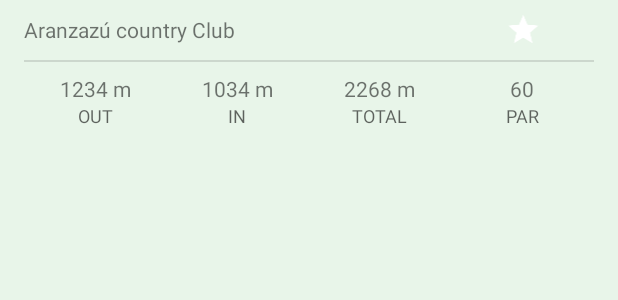
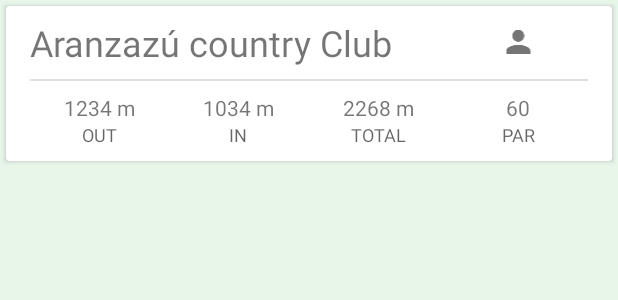
Before and after one commit to gmontoya2483/Scorecard, an Android app: the layout golf_fields_item.xml on its own in the app's theme, with its tools: preview values and no code run, on a phone screen of 412 x 824 dp. Shown: the top 300 px of the screen. Run offline under Robolectric (Android 15) with nearby library versions, the phone set to English and light mode, and no system bars.

```diff
--- a/app/src/main/res/layout/golf_fields_item.xml
+++ b/app/src/main/res/layout/golf_fields_item.xml
@@ -1,27 +1,38 @@
 <?xml version="1.0" encoding="utf-8"?>
-<LinearLayout xmlns:android="http://schemas.android.com/apk/res/android"
+
+
+<android.support.v7.widget.CardView
+    xmlns:android="http://schemas.android.com/apk/res/android"
     xmlns:app="http://schemas.android.com/apk/res-auto"
+    android:layout_height="wrap_content"
     android:layout_width="match_parent"
-    android:layout_height="wrap_content"
+    android:elevation="8dp"
+    android:layout_margin="4dp"
+    android:paddingBottom="16dp">
+
+
+    <LinearLayout
+        android:layout_width="match_parent"
+        android:layout_height="103dp"
         android:orientation="vertical">
 
         <LinearLayout
             android:layout_width="match_parent"
             android:layout_height="wrap_content"
-        android:orientation="horizontal"
+            android:layout_marginBottom="8dp"
+            android:layout_marginEnd="16dp"
             android:layout_marginStart="16dp"
             android:layout_marginTop="8dp"
-        android:layout_marginEnd="16dp"
-        android:layout_marginBottom="8dp"
-        >
+            android:orientation="horizontal">
 
             <TextView
                 android:id="@+id/txt_golf_field_name"
                 android:layout_width="0dp"
                 android:layout_height="wrap_content"
-            android:text="@string/golf_field_fake_name"
+                android:layout_gravity="center_vertical|start"
                 android:layout_weight="1"
-            android:layout_gravity="center_vertical|left"/>
+                android:textSize="24dp"
+                android:text="@string/golf_field_fake_name"/>
 
 
             <ImageView
@@ -29,29 +40,29 @@
                 android:layout_width="wrap_content"
                 android:layout_height="wrap_content"
                 android:layout_columnWeight="0"
-            android:layout_gravity="center_vertical|right"
-            app:srcCompat="@drawable/ic_action_favorite"
-            android:layout_weight="0.24" />
+                android:layout_gravity="center_vertical|end"
+                android:layout_weight="0.24"
+                android:adjustViewBounds="false"
+                app:srcCompat="@drawable/ic_action_player" />
 
 
         </LinearLayout>
 
 
-
         <View
             android:layout_width="match_parent"
             android:layout_height="1dp"
-        android:background="@color/Divider_12"
+            android:layout_marginEnd="16dp"
             android:layout_marginStart="16dp"
-        android:layout_marginEnd="16dp"/>
+            android:background="@color/Divider_12" />
 
         <LinearLayout
             android:layout_width="match_parent"
             android:layout_height="wrap_content"
-        android:orientation="horizontal"
+            android:layout_marginEnd="16dp"
             android:layout_marginStart="16dp"
             android:layout_marginTop="8dp"
-        android:layout_marginEnd="16dp">
+            android:orientation="horizontal">
 
             <LinearLayout
                 android:layout_width="0dp"
@@ -84,13 +95,14 @@
                 android:layout_height="wrap_content"
                 android:layout_weight="1"
                 android:orientation="vertical">
+
                 <TextView
                     android:id="@+id/txt_golf_field_in"
                     android:layout_width="match_parent"
                     android:layout_height="wrap_content"
-                android:text="@string/golf_field_fake_in_value"
                     android:layout_weight="1"
-                android:gravity="center_vertical|center"/>
+                    android:gravity="center_vertical|center"
+                    android:text="@string/golf_field_fake_in_value" />
 
                 <TextView
                     android:id="@+id/txt_golf_field_label_in"
@@ -109,13 +121,14 @@
                 android:layout_height="wrap_content"
                 android:layout_weight="1"
                 android:orientation="vertical">
+
                 <TextView
                     android:id="@+id/txt_golf_field_total"
                     android:layout_width="match_parent"
                     android:layout_height="wrap_content"
-                android:text="@string/golf_field_fake_total_value"
                     android:layout_weight="1"
-                android:gravity="center_vertical|center" />
+                    android:gravity="center_vertical|center"
+                    android:text="@string/golf_field_fake_total_value" />
 
                 <TextView
                     android:id="@+id/txt_golf_field_label_total"
@@ -135,13 +148,14 @@
                 android:layout_height="wrap_content"
                 android:layout_weight="1"
                 android:orientation="vertical">
+
                 <TextView
                     android:id="@+id/txt_golf_field_par"
                     android:layout_width="match_parent"
                     android:layout_height="wrap_content"
-                android:text="@string/golf_field_fake_par_value"
                     android:layout_weight="1"
-                android:gravity="center_vertical|center"/>
+                    android:gravity="center_vertical|center"
+                    android:text="@string/golf_field_fake_par_value" />
 
                 <TextView
                     android:id="@+id/txt_golf_field_label_par"
@@ -156,14 +170,10 @@
             </LinearLayout>
 
 
-
-
-
+        </LinearLayout>
 
 
     </LinearLayout>
 
 
-
-
-</LinearLayout>
+</android.support.v7.widget.CardView>
```
Also changed, not shown: app/src/main/java/com/montoya/gabi/scorecard/MainActivity.java (+11 -0 lines), app/src/main/java/com/montoya/gabi/scorecard/model/GolfField.java (+90 -3 lines), app/src/main/java/com/montoya/gabi/scorecard/model/GolfFieldHole.java (+11 -0 lines), app/src/main/java/com/montoya/gabi/scorecard/model/Hole.java (+57 -41 lines), app/src/main/java/com/montoya/gabi/scorecard/model/data/ScorecardContract.java (+126 -0 lines), app/src/main/java/com/montoya/gabi/scorecard/model/data/ScorecardDbHelper.java (+0 -112 lines), app/src/main/java/com/montoya/gabi/scorecard/view/GolfFieldAdapter.java (+7 -2 lines). Lines whose indentation alone changed are shown as unchanged.
